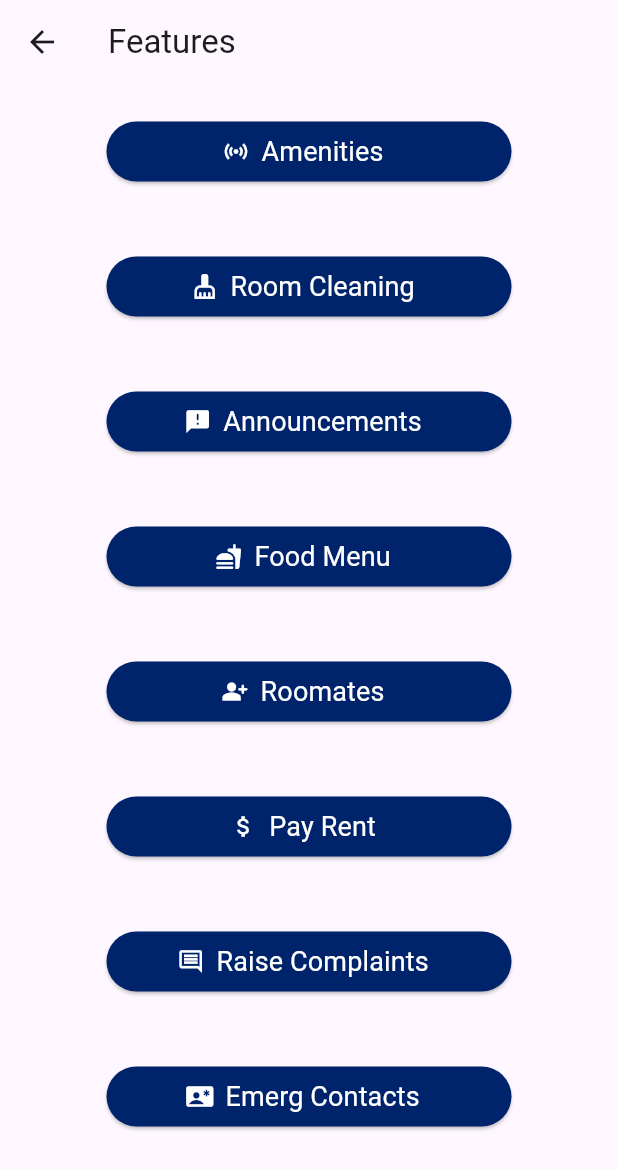
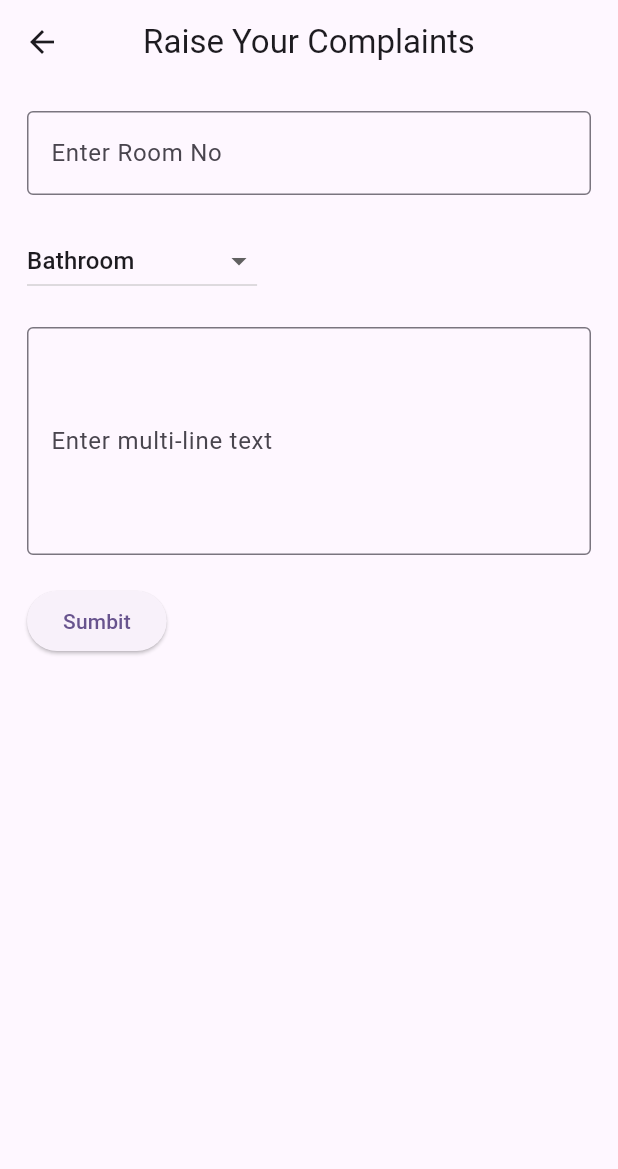
Before and after one commit to Toxic-Whitelgnd/pg-mobile-app, a Flutter app: the ViewAllPage screen opened directly, after a tap on "Raise Complaints", on a phone screen of 412 x 824 dp. Shown: the top 1169 px of the screen. Run offline on Flutter 3.47's test engine with Material 3 defaults, Android fonts, the phone set to English and light mode, and no system bars; missing offline and left inert: bson, dart:ffi, mongo_dart.

Commit message:
Added the amenitites and raise complaint feature

```diff
--- /dev/null
+++ b/lib/core/constants/DatabaseConstants.dart
@@ -0,0 +1,3 @@
+const MONGO_URL = "mongodb+srv://whitelegend56:uMj5ohU3vpwvMrNa@cluster0.p66uz.mongodb.net/PG?retryWrites=true&w=majority&appName=Cluster0";
+const MONGO_AMENITIES_COLLECTION = "amenities";
+const MONGO_COMPLAINTS_COLLECTION = "complaints";
--- /dev/null
+++ b/lib/features/complaints/model/ComplaintModel.dart
@@ -0,0 +1,35 @@
+import 'dart:core';
+
+
+class ComplaintModel{
+  late String roomNo;
+  late String complaint;
+  late String category;
+  late DateTime dateTime;
+  late bool isResolved;
+
+  ComplaintModel({
+    required this.roomNo,
+    required this.complaint,
+    required this.category,
+    required this.dateTime,
+    this.isResolved = false,
+  });
+
+  @override
+  String toString() {
+    return 'Room No: $roomNo, Complaint: $complaint, Category: $category, DateTime: $dateTime';
+  }
+
+  Map<String, dynamic> toMap() {
+    return {
+      'roomNo': roomNo,
+      'complaint': complaint,
+      'category': category,
+      'dateTime': dateTime.toIso8601String(),  // Use ISO format for DateTime
+      'isResolved': isResolved,
+    };
+  }
+
+
+}
--- /dev/null
+++ b/lib/features/complaints/presentation/ComplaintScreen.dart
@@ -0,0 +1,136 @@
+import 'package:flutter/cupertino.dart';
+import 'package:flutter/material.dart';
+import 'package:pgapp/services/MongoDB.dart';
+
+import '../model/ComplaintModel.dart';
+
+class ComplaintScreen extends StatefulWidget {
+  const ComplaintScreen({super.key});
+
+  @override
+  State<ComplaintScreen> createState() => _ComplaintScreenState();
+}
+
+class _ComplaintScreenState extends State<ComplaintScreen> {
+  final TextEditingController _roomController = TextEditingController();
+  final TextEditingController _multiLineController = TextEditingController();
+  DateTime currentDateTime = DateTime.now();
+
+  MongoDBService _mongoDBService = MongoDBService();
+
+  String _roomNo = "";
+  String _complaint = "";
+
+  String _selectedItem = 'Bathroom';
+  final List<String> _dropdownItems = [
+    'Bathroom',
+    'Room',
+    'Outdoor',
+    'Food',
+    'Parking',
+    'Washing Machine',
+    'Water'
+  ];
+
+  void _sumbitComplaintDetails() async{
+    if (_roomController.text.trim().isEmpty) {
+      // Show a SnackBar error message
+      ScaffoldMessenger.of(context).showSnackBar(
+        const SnackBar(
+          content: Text('Room number cannot be empty!'),
+          backgroundColor: Colors.red, // Optional: change the background color
+        ),
+      );
+      return; // Exit the method to prevent further execution
+    }
+
+    setState(() {
+      _roomNo = _roomController.text;
+      _complaint = _multiLineController.text;
+    });
+
+    ComplaintModel complaintModel = ComplaintModel(
+        roomNo: _roomNo,
+        complaint: _complaint,
+        category: _selectedItem,
+        dateTime: currentDateTime);
+
+    print(complaintModel.toString());
+    //make a call to the mongodb service
+    bool res = await _mongoDBService.postRaiseComplaints(complaintModel);
+    if(res){
+      ScaffoldMessenger.of(context).showSnackBar(
+        const SnackBar(
+          content: Text('Complaint raised Successfully!'),
+          backgroundColor: Colors.green, // Optional: change the background color
+        ),
+      );
+
+      _roomController.clear();
+      _multiLineController.clear();
+
+    }
+  }
+
+  void _onDropdownChanged(String? newValue) {
+    setState(() {
+      _selectedItem = newValue!;
+    });
+  }
+
+  @override
+  Widget build(BuildContext context) {
+    return Scaffold(
+      appBar: AppBar(
+        title: Text("Raise Your Complaints"),
+        centerTitle: true,
+      ),
+      body: SingleChildScrollView(
+        child: Padding(
+          padding: const EdgeInsets.all(18.0),
+          child: Column(
+            crossAxisAlignment: CrossAxisAlignment.start,
+            children: [
+              TextField(
+                controller: _roomController,
+                decoration: const InputDecoration(
+                  labelText: 'Enter Room No',
+                  border: OutlineInputBorder(),
+                ),
+              ),
+              const SizedBox(height: 20),
+              DropdownButton<String>(
+                value: _selectedItem, // The currently selected item
+                onChanged:
+                    _onDropdownChanged, // Function called when selection changes
+                items: _dropdownItems.map((String item) {
+                  return DropdownMenuItem<String>(
+                    value: item, // The value of the item
+                    child: Text(item), // The displayed widget
+                  );
+                }).toList(),
+              ),
+              const SizedBox(height: 20),
+              // Multi-line TextField
+              TextField(
+                controller: _multiLineController,
+                maxLines: 5, // Set the number of lines
+                decoration: const InputDecoration(
+                  border: OutlineInputBorder(),
+                  labelText: 'Enter multi-line text',
+                  hintText: 'Type your message here...',
+                ),
+              ),
+              const SizedBox(height: 20),
+              // Button to trigger the input handling
+              ElevatedButton(
+                onPressed: _sumbitComplaintDetails,
+                child: const Text('Sumbit'),
+              ),
+            ],
+          ),
+        ),
+      ),
+    );
+  }
+}
--- a/lib/features/home/presentation/Home_page.dart
+++ b/lib/features/home/presentation/Home_page.dart
@@ -19,7 +19,7 @@ class HomeScreen extends StatelessWidget {
         textAlign: TextAlign.center,),
         centerTitle: true,
       ),
-      drawer: HomeDrawer(),
+      drawer: HomeDrawer(context),
 
       body: Container(
         decoration: const BoxDecoration(
@@ -31,7 +31,7 @@ class HomeScreen extends StatelessWidget {
             HomePageBox1Implementation(),
             HomePageBox2Implementation(),
             HomePageOtherHeading(context),
-            HomePageOtherthings(),
+            HomePageOtherthings(context),
           ],
         ),
       ),
--- a/lib/features/home/presentation/View_page.dart
+++ b/lib/features/home/presentation/View_page.dart
@@ -1,8 +1,10 @@
 import 'package:flutter/cupertino.dart';
 import 'package:flutter/material.dart';
 import 'package:pgapp/core/constants/constants.dart';
+import 'package:pgapp/features/complaints/presentation/ComplaintScreen.dart';
 import 'package:pgapp/features/home/presentation/widgets/HomePageWidgets.dart';
 
+import '../../amenitites/presentation/Amenities_Page.dart';
 import '../model/HomePageModel.dart';
 
 class ViewAllPage extends StatelessWidget {
@@ -15,7 +17,7 @@ class ViewAllPage extends StatelessWidget {
         name: "Amenities",
         icon: Icons.sensors,
         onPressed: () {
-          print("navigate to amenities");
+          Navigator.push(context, MaterialPageRoute(builder: (context)=> AmenitiesScreen()));
         },
       ),
       HomePageItem(
@@ -58,7 +60,7 @@ class ViewAllPage extends StatelessWidget {
         name: "Raise Complaints",
         icon: Icons.comment_outlined,
         onPressed: () {
-          print("navigate to cleaning service");
+          Navigator.push(context, MaterialPageRoute(builder: (context) => ComplaintScreen()));
         },
       ),
       HomePageItem(
--- a/lib/main.dart
+++ b/lib/main.dart
@@ -1,7 +1,11 @@
 import 'package:flutter/material.dart';
 import 'package:pgapp/features/home/presentation/Home_page.dart';
+import 'package:pgapp/services/MongoDB.dart';
 
-void main() {
+Future<void> main() async {
+  WidgetsFlutterBinding.ensureInitialized();
+  MongoDBService _mongoService = MongoDBService();
+  await _mongoService.connect();
   runApp(const MyApp());
 }
 
--- a/pubspec.yaml
+++ b/pubspec.yaml
@@ -35,6 +35,7 @@ dependencies:
   # The following adds the Cupertino Icons font to your application.
   # Use with the CupertinoIcons class for iOS style icons.
   cupertino_icons: ^1.0.6
+  mongo_dart: ^0.10.3
 
 dev_dependencies:
   flutter_test:
```
Also changed, not shown: lib/features/admin/presentation/Admin_Page.dart (added, +34 -0 lines), lib/features/admin/presentation/ViewComplaintsPage.dart (added, +252 -0 lines), lib/features/amenitites/presentation/Amenities_Page.dart (added, +113 -0 lines), lib/features/home/presentation/widgets/HomePageWidgets.dart (+13 -3 lines), lib/services/MongoDB.dart (added, +104 -0 lines), pubspec.lock.
